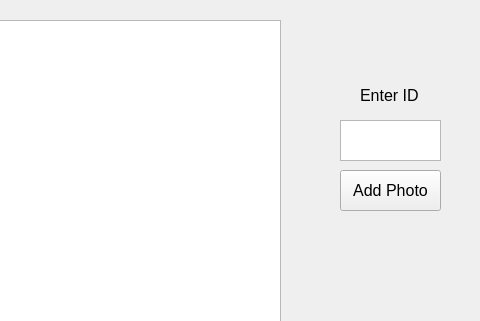
EtoDrowsy/CS499, file photodialog.ui: the form before one commit; both pictures show x 720 to 1200 and y 0 to 321 of the 1200 by 800 pixel window.
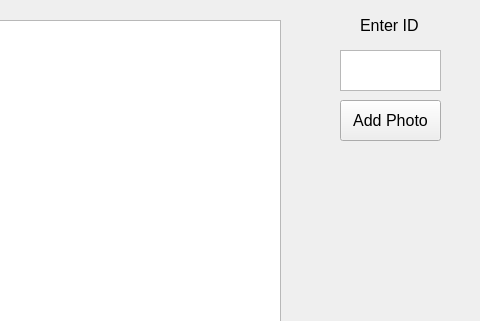
The form after the commit.

Commit message: Made most windows able to resize

What changed in the file:
```diff
--- a/photodialog.ui
+++ b/photodialog.ui
@@ -38,7 +38,7 @@
    <property name="geometry">
     <rect>
      <x>1060</x>
-     <y>120</y>
+     <y>50</y>
      <width>101</width>
      <height>41</height>
     </rect>
@@ -48,7 +48,7 @@
    <property name="geometry">
     <rect>
      <x>1060</x>
-     <y>170</y>
+     <y>100</y>
      <width>101</width>
      <height>41</height>
     </rect>
@@ -76,7 +76,7 @@
    <property name="geometry">
     <rect>
      <x>1080</x>
-     <y>80</y>
+     <y>10</y>
      <width>61</width>
      <height>31</height>
     </rect>
```
The commit also changes 7 other files.
